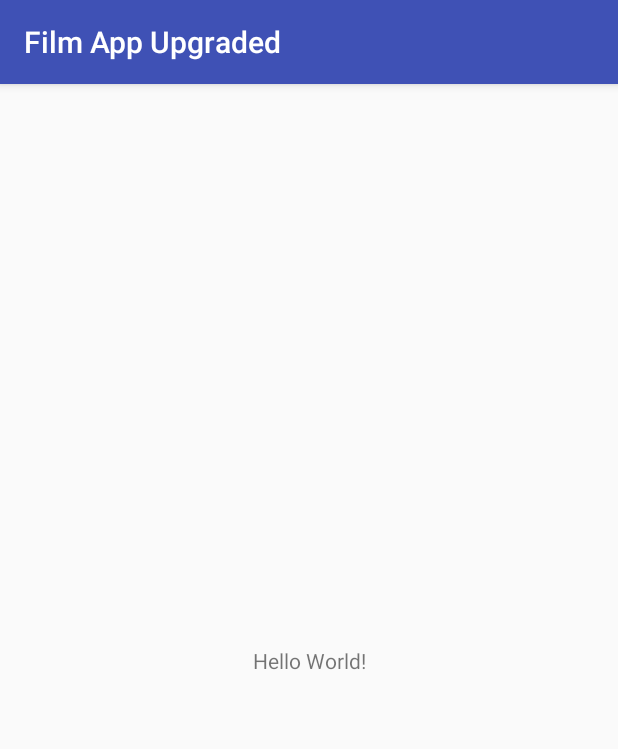
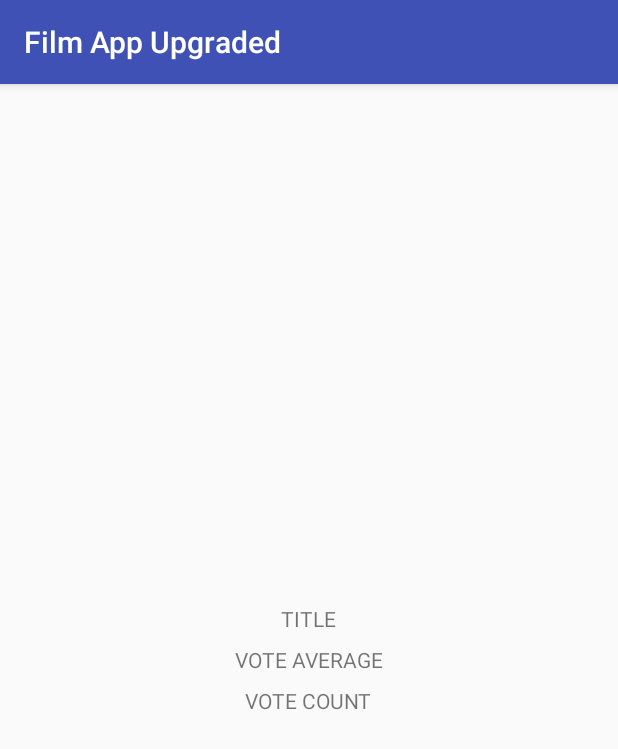
Before and after one commit to mordowiciel/film-app-upgraded, an Android app: the screen it shows after launch (MainActivity), on a phone screen of 412 x 824 dp. Shown: the top 749 px of the screen. Run offline under Robolectric (Android 15) with nearby library versions, the phone set to English and light mode, and no system bars; our stand-ins replace ButterKnife, RxJava; network calls fail.

```diff
--- a/app/src/main/AndroidManifest.xml
+++ b/app/src/main/AndroidManifest.xml
@@ -1,6 +1,8 @@
 <?xml version="1.0" encoding="utf-8"?>
 <manifest xmlns:android="http://schemas.android.com/apk/res/android"
     package="com.example.mordowiciel.filmappupgraded">
+
+    <uses-permission android:name="android.permission.INTERNET" />
 
     <application
         android:allowBackup="true"
@@ -9,7 +11,7 @@
         android:roundIcon="@mipmap/ic_launcher_round"
         android:supportsRtl="true"
         android:theme="@style/AppTheme">
-        <activity android:name=".MainActivity">
+        <activity android:name=".ui.MainActivity">
             <intent-filter>
                 <action android:name="android.intent.action.MAIN" />
 
--- /dev/null
+++ b/app/src/main/java/com/example/mordowiciel/filmappupgraded/rest/MovieService.java
@@ -0,0 +1,16 @@
+package com.example.mordowiciel.filmappupgraded.rest;
+
+import com.example.mordowiciel.filmappupgraded.model.Movie;
+
+import io.reactivex.Observable;
+import retrofit2.http.GET;
+import retrofit2.http.Path;
+import retrofit2.http.Query;
+
+public interface MovieService {
+
+    String MAIN_URL = "https://api.themoviedb.org/3/";
+
+    @GET("movie/{movie_id}")
+    Observable<Movie> getMovie(@Path("movie_id") int movieId, @Query("api_key") String apiKey);
+}
--- /dev/null
+++ b/app/src/main/java/com/example/mordowiciel/filmappupgraded/ui/MainActivity.java
@@ -0,0 +1,60 @@
+package com.example.mordowiciel.filmappupgraded.ui;
+
+import android.os.Bundle;
+import android.support.v7.app.AppCompatActivity;
+import android.widget.TextView;
+
+import com.example.mordowiciel.filmappupgraded.BuildConfig;
+import com.example.mordowiciel.filmappupgraded.R;
+import com.example.mordowiciel.filmappupgraded.model.Movie;
+import com.example.mordowiciel.filmappupgraded.rest.MovieService;
+
+import butterknife.BindView;
+import butterknife.ButterKnife;
+import io.reactivex.android.schedulers.AndroidSchedulers;
+import io.reactivex.schedulers.Schedulers;
+import retrofit2.Retrofit;
+import retrofit2.adapter.rxjava2.RxJava2CallAdapterFactory;
+import retrofit2.converter.gson.GsonConverterFactory;
+
+public class MainActivity extends AppCompatActivity {
+
+    @BindView(R.id.title)
+    TextView titleText;
+
+    @BindView(R.id.vote_average)
+    TextView voteAverage;
+
+    @BindView(R.id.vote_count)
+    TextView voteCount;
+
+    Retrofit retrofit = new Retrofit.Builder()
+            .baseUrl(MovieService.MAIN_URL)
+            .addCallAdapterFactory(RxJava2CallAdapterFactory.create())
+            .addConverterFactory(GsonConverterFactory.create())
+            .build();
+
+    @Override
+    protected void onCreate(Bundle savedInstanceState) {
+        super.onCreate(savedInstanceState);
+        setContentView(R.layout.activity_main);
+        ButterKnife.bind(this);
+    }
+
+    @Override
+    protected void onStart() {
+        super.onStart();
+
+        MovieService movieService = retrofit.create(MovieService.class);
+        movieService.getMovie(335984, BuildConfig.MOVIE_DB_API_KEY)
+                .subscribeOn(Schedulers.io())
+                .observeOn(AndroidSchedulers.mainThread())
+                .subscribe(this::onResponse);
+    }
+
+    private void onResponse(Movie movie) {
+        titleText.setText(movie.getTitle());
+        voteAverage.setText(String.valueOf(movie.getVoteAverage()));
+        voteCount.setText(String.valueOf(movie.getVoteCount()));
+    }
+}
--- a/app/src/main/res/layout/activity_main.xml
+++ b/app/src/main/res/layout/activity_main.xml
@@ -1,18 +1,31 @@
 <?xml version="1.0" encoding="utf-8"?>
-<android.support.constraint.ConstraintLayout xmlns:android="http://schemas.android.com/apk/res/android"
-    xmlns:app="http://schemas.android.com/apk/res-auto"
+<LinearLayout xmlns:android="http://schemas.android.com/apk/res/android"
     xmlns:tools="http://schemas.android.com/tools"
     android:layout_width="match_parent"
     android:layout_height="match_parent"
-    tools:context="com.example.mordowiciel.filmappupgraded.MainActivity">
+    android:gravity="center"
+    android:orientation="vertical"
+    tools:context="com.example.mordowiciel.filmappupgraded.ui.MainActivity">
 
     <TextView
+        android:id="@+id/title"
+        android:padding="4dp"
         android:layout_width="wrap_content"
         android:layout_height="wrap_content"
-        android:text="Hello World!"
-        app:layout_constraintBottom_toBottomOf="parent"
-        app:layout_constraintLeft_toLeftOf="parent"
-        app:layout_constraintRight_toRightOf="parent"
-        app:layout_constraintTop_toTopOf="parent" />
+        android:text="TITLE" />
 
-</android.support.constraint.ConstraintLayout>
+    <TextView
+        android:id="@+id/vote_average"
+        android:padding="4dp"
+        android:layout_width="wrap_content"
+        android:layout_height="wrap_content"
+        android:text="VOTE AVERAGE" />
+
+    <TextView
+        android:id="@+id/vote_count"
+        android:padding="4dp"
+        android:layout_width="wrap_content"
+        android:layout_height="wrap_content"
+        android:text="VOTE COUNT" />
+
+</LinearLayout>
```
Also changed, not shown: app/build.gradle (+13 -1 lines), app/src/main/java/com/example/mordowiciel/filmappupgraded/MainActivity.java (deleted, +0 -13 lines), app/src/main/java/com/example/mordowiciel/filmappupgraded/model/Movie.java (added, +58 -0 lines).
